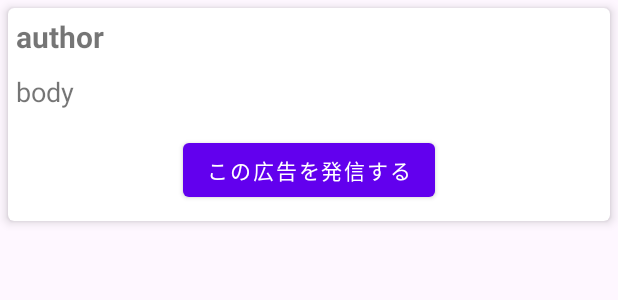
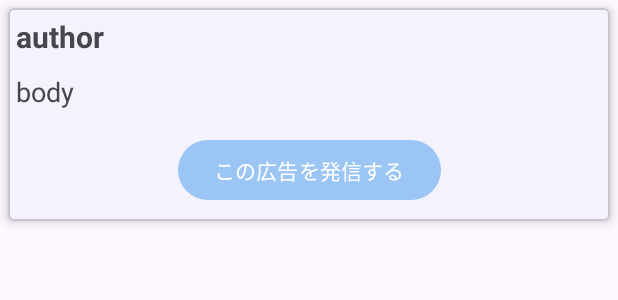
Before and after one commit to nozomi-terasawa/BluetoothMatchingApp, an Android app: the layout advertise_item.xml on its own in the app's theme, with its tools: preview values and no code run, on a phone screen of 412 x 824 dp. Shown: the top 300 px of the screen. Run offline under Robolectric (Android 15) with nearby library versions, the phone set to English and light mode, and no system bars.

Commit message:
マテリアルデザインを変更

```diff
--- a/app/src/main/res/layout/advertise_item.xml
+++ b/app/src/main/res/layout/advertise_item.xml
@@ -1,6 +1,5 @@
 <?xml version="1.0" encoding="utf-8"?>
 <com.google.android.material.card.MaterialCardView
-    android:theme="@style/Theme.MaterialComponents.Light"
     xmlns:android="http://schemas.android.com/apk/res/android"
     xmlns:app="http://schemas.android.com/apk/res-auto"
     android:layout_width="match_parent"
--- a/app/src/main/res/layout/user_profile_item.xml
+++ b/app/src/main/res/layout/user_profile_item.xml
@@ -1,6 +1,5 @@
 <?xml version="1.0" encoding="utf-8"?>
 <com.google.android.material.card.MaterialCardView
-    android:theme="@style/Theme.MaterialComponents.Light"
     xmlns:android="http://schemas.android.com/apk/res/android"
     xmlns:app="http://schemas.android.com/apk/res-auto"
     android:layout_width="match_parent"
```
